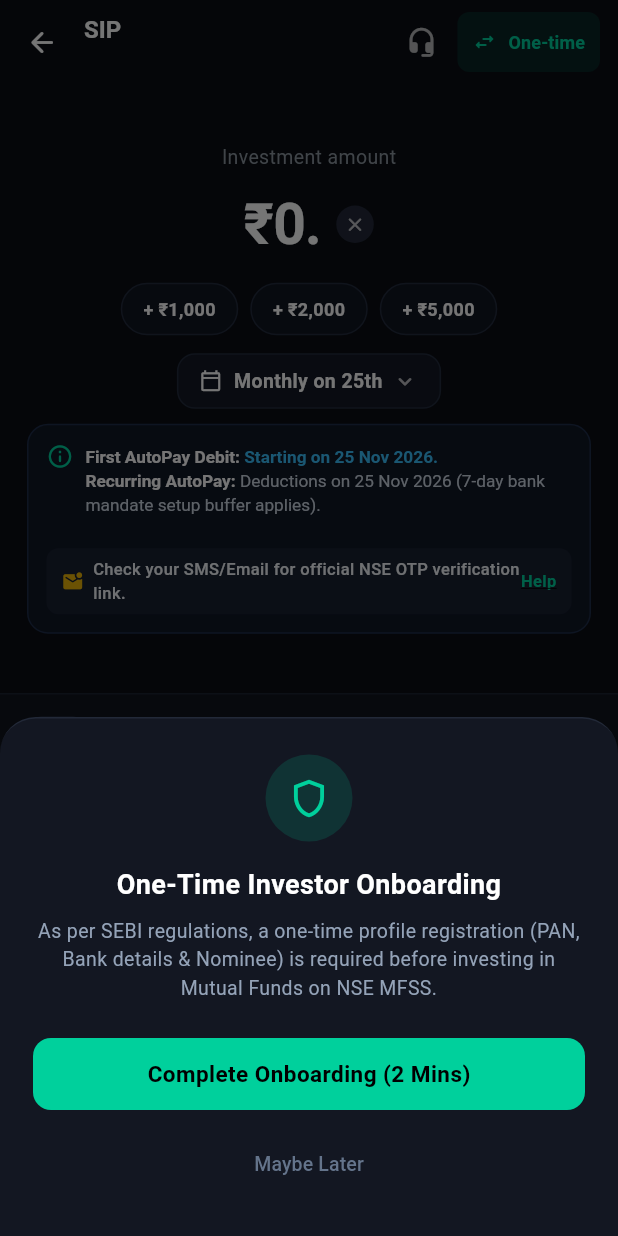
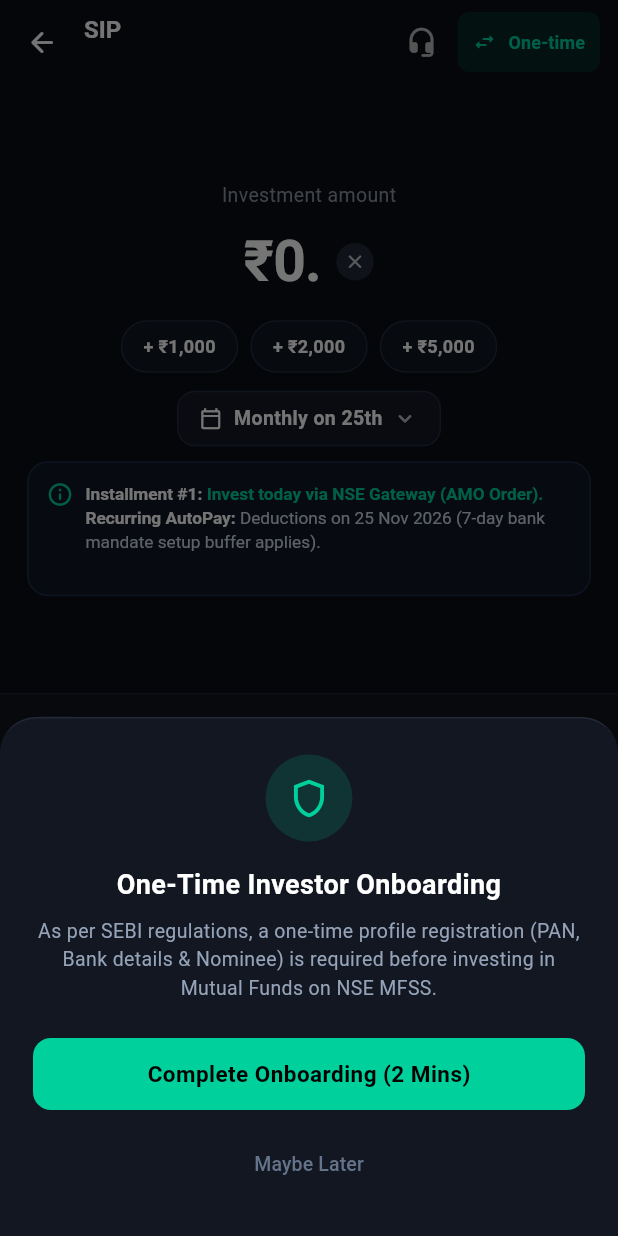
Before and after one commit to harsh121917-droid/GoldVikaone, a Flutter app: the MfSipInvestmentView screen opened directly with empty values, after a tap on "Start SIP", on a phone screen of 412 x 824 dp. Run offline on Flutter 3.47's test engine with Material 3 defaults, Android fonts, the phone set to English and light mode, and no system bars; our stand-ins replace dio, firebase_core, firebase_messaging, fl_chart, flutter_local_notifications, geolocator and 7 more; missing offline and left inert: flutter_pdfview, razorpay_flutter; accounts and stored records are empty; network calls fail; Roboto replaces fonts that are missing (SF Pro Display); key blocks and very long unbroken strings in the code were emptied for the run.

Commit message:
feat: add main shell controller, mutual funds controller, and sip investment view

```diff
--- a/lib/modules/home/controllers/main_shell_controller.dart
+++ b/lib/modules/home/controllers/main_shell_controller.dart
@@ -30,12 +30,12 @@ class MainShellController extends GetxController {
 
   Future<void> _checkForUpdate() async {
     try {
-      const currentVersion = '0.26.1';
+      const currentVersion = '0.26.3';
       final dio = ApiClient.instance;
       final res = await dio.get('/app-version');
       if (res.statusCode == 200 && res.data['success'] == true) {
         final data = res.data;
-        final latestVersion = data['latestVersion']?.toString() ?? '0.26.1';
+        final latestVersion = data['latestVersion']?.toString() ?? '0.26.3';
         final forceUpdate = data['forceUpdate'] == true;
         final playStoreUrl = data['playStoreUrl']?.toString() ??
             'https://play.google.com/store/apps/details?id=com.vikaone.app';
--- a/lib/modules/mutual_funds/controllers/mutual_funds_controller.dart
+++ b/lib/modules/mutual_funds/controllers/mutual_funds_controller.dart
@@ -2045,8 +2045,8 @@ class MutualFundsController extends GetxController {
         if (paymentLink != null && paymentLink.isNotEmpty) {
           await openNsePaymentGateway(
             paymentLink,
-            title: 'NSE SIP Authorization & Payment',
-            message: 'Official NSE authorization opened. Please complete authentication to activate your SIP.',
+            title: 'NSE SIP Installment #1 Payment',
+            message: 'Official NSE payment gateway opened. Complete UPI or NetBanking payment to activate your SIP.',
           );
           final sipId = data?['sipId'] ?? data?['sip']?['_id'];
           if (sipId != null) {
--- a/lib/modules/mutual_funds/views/mf_sip_investment_view.dart
+++ b/lib/modules/mutual_funds/views/mf_sip_investment_view.dart
@@ -698,7 +698,7 @@ class _MfSipInvestmentViewState extends State<MfSipInvestmentView> {
         frequency: _selectedFrequency,
         startDate: startDate,
         paymentMode: _paymentMethod,
-        firstOrderToday: _isNseMarketHours(),
+        firstOrderToday: true,
       );
       if (success) {
         if (!mounted) return;
@@ -920,7 +920,7 @@ class _MfSipInvestmentViewState extends State<MfSipInvestmentView> {
               subtitle = _isSip
                   ? (marketOpen
                       ? 'First order today on NSE • Recurring debit from $bName (••••$accNo)'
-                      : 'Market closed • Recurring debit starting next trading day')
+                      : 'First order today on NSE (AMO) • Recurring debit from $bName (••••$accNo)')
                   : 'Direct payment via UPI (GPay/PhonePe), NetBanking & NEFT';
 
               return Container(
@@ -1201,14 +1201,14 @@ class _MfSipInvestmentViewState extends State<MfSipInvestmentView> {
                     style: const TextStyle(fontSize: 11.5, height: 1.38, color: Color(0xFF94A3B8)),
                     children: [
                       TextSpan(
-                        text: marketOpen ? 'Installment #1: ' : 'First AutoPay Debit: ',
+                        text: 'Installment #1: ',
                         style: const TextStyle(color: Colors.white, fontWeight: FontWeight.bold),
                       ),
                       TextSpan(
                         text: marketOpen
                             ? 'Invest today via NSE Gateway.\r\n'
-                            : 'Starting on $nextDebitStr.\r\n',
-                        style: TextStyle(color: marketOpen ? mintGreen : const Color(0xFF38BDF8), fontWeight: FontWeight.w600),
+                            : 'Invest today via NSE Gateway (AMO Order).\r\n',
+                        style: TextStyle(color: mintGreen, fontWeight: FontWeight.w600),
                       ),
                       const TextSpan(
                         text: 'Recurring AutoPay: ',
@@ -1224,33 +1224,33 @@ class _MfSipInvestmentViewState extends State<MfSipInvestmentView> {
               ),
             ],
           ),
-          const SizedBox(height: 6),
-          Container(
-            padding: const EdgeInsets.symmetric(horizontal: 10, vertical: 6),
-            decoration: BoxDecoration(
-              color: const Color(0xFF1E293B).withValues(alpha: 0.5),
-              borderRadius: BorderRadius.circular(8),
-            ),
-            child: Row(
-              children: [
-                const Icon(Icons.mark_email_unread_rounded, color: Color(0xFFEAB308), size: 15),
-                const SizedBox(width: 6),
-                const Expanded(
-                  child: Text(
-                    'Check your SMS/Email for official NSE OTP verification link.',
-                    style: TextStyle(color: Color(0xFFF1F5F9), fontSize: 11, fontWeight: FontWeight.w500),
-                  ),
-                ),
-                GestureDetector(
-                  onTap: () => MfSupportBottomSheet.show(context, initialCategory: 'FIRST_SIP_NOT_CUT'),
-                  child: Text(
-                    'Help',
-                    style: TextStyle(color: mintGreen, fontSize: 11, fontWeight: FontWeight.bold, decoration: TextDecoration.underline),
-                  ),
-                ),
-              ],
-            ),
-          ),
+          // const SizedBox(height: 6),
+          // Container(
+          //   padding: const EdgeInsets.symmetric(horizontal: 10, vertical: 6),
+          //   decoration: BoxDecoration(
+          //     color: const Color(0xFF1E293B).withValues(alpha: 0.5),
+          //     borderRadius: BorderRadius.circular(8),
+          //   ),
+          //   child: Row(
+          //     children: [
+          //       const Icon(Icons.mark_email_unread_rounded, color: Color(0xFFEAB308), size: 15),
+          //       const SizedBox(width: 6),
+          //       const Expanded(
+          //         child: Text(
+          //           'Check your SMS/Email for official NSE OTP verification link.',
+          //           style: TextStyle(color: Color(0xFFF1F5F9), fontSize: 11, fontWeight: FontWeight.w500),
+          //         ),
+          //       ),
+          //       GestureDetector(
+          //         onTap: () => MfSupportBottomSheet.show(context, initialCategory: 'FIRST_SIP_NOT_CUT'),
+          //         child: Text(
+          //           'Help',
+          //           style: TextStyle(color: mintGreen, fontSize: 11, fontWeight: FontWeight.bold, decoration: TextDecoration.underline),
+          //         ),
+          //       ),
+          //     ],
+          //   ),
+          // ),
         ],
       ),
     );
--- a/pubspec.yaml
+++ b/pubspec.yaml
@@ -1,7 +1,7 @@
 name: vika1
 description: "A new Flutter project."
 publish_to: 'none'
-version: 0.26.1+35
+version: 0.26.3+37
 
 environment:
   sdk: ^3.10.3
```
